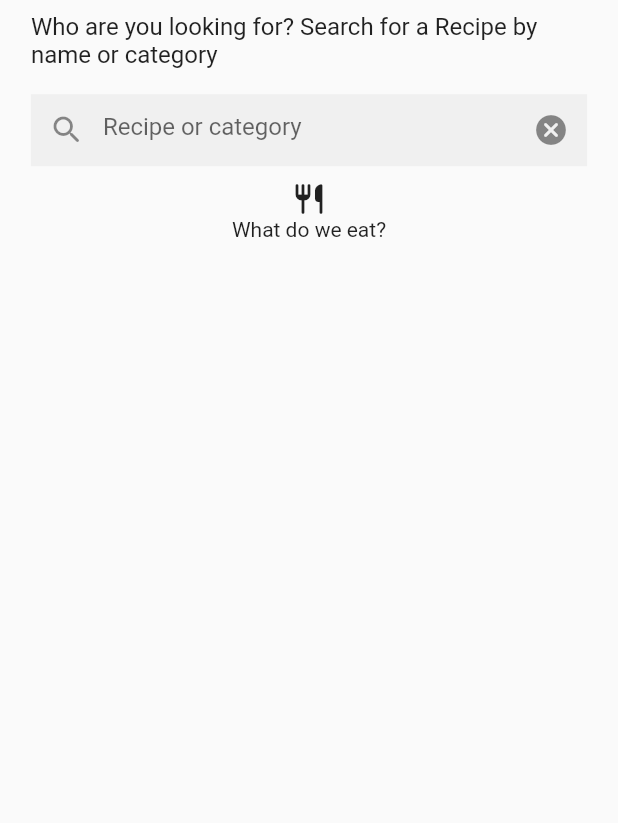
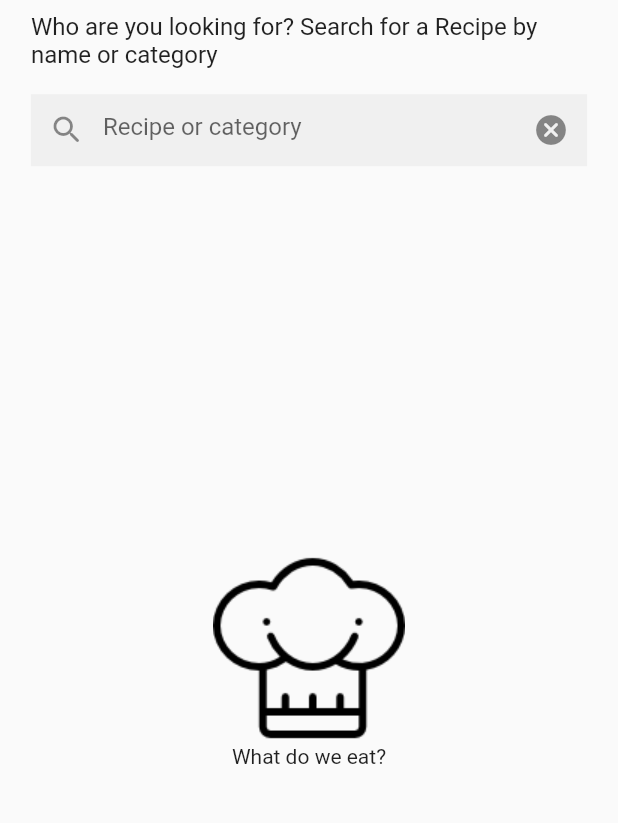
Before and after one commit to LUSEDOU/my_recipe, a Flutter app: the screen it shows after launch, on a phone screen of 412 x 824 dp, the part 97-920 px from its top. Run offline on Flutter 3.47's test engine with Material 2 defaults, Android fonts, the phone set to English and light mode, and no system bars; our stand-ins replace bloc, dio, equatable, flutter_bloc, hive_flutter, stream_transform; accounts and stored records are empty; generated files the repository leaves out were written again.

Commit message:
feat(my_recipes): create theme

```diff
--- a/lib/app/view/app.dart
+++ b/lib/app/view/app.dart
@@ -10,6 +10,7 @@ import 'package:flutter_bloc/flutter_bloc.dart';
 import 'package:my_recipes/l10n/l10n.dart';
 import 'package:my_recipes/recipe_overview/recipe_overview.dart';
 import 'package:my_recipes/search/search.dart';
+import 'package:my_recipes/utils/theme.dart';
 import 'package:recipe_repository/recipe_repository.dart';
 
 class App extends StatelessWidget {
@@ -23,12 +24,7 @@ class App extends StatelessWidget {
       value: recipeRepository,
       child: MaterialApp(
         debugShowCheckedModeBanner: false,
-        theme: ThemeData(
-          appBarTheme: const AppBarTheme(color: Color(0xFF13B9FF)),
-          colorScheme: ColorScheme.fromSwatch(
-            accentColor: const Color(0xFF13B9FF),
-          ),
-        ),
+        theme: theme,
         localizationsDelegates: AppLocalizations.localizationsDelegates,
         supportedLocales: AppLocalizations.supportedLocales,
         home: const SearchPage(),
--- a/lib/search/view/search_page.dart
+++ b/lib/search/view/search_page.dart
@@ -3,6 +3,7 @@ import 'package:flutter/material.dart';
 import 'package:flutter_bloc/flutter_bloc.dart';
 import 'package:my_recipes/l10n/l10n.dart';
 import 'package:my_recipes/search/search.dart';
+import 'package:my_recipes/utils/utils.dart';
 import 'package:recipe_repository/recipe_repository.dart';
 
 class SearchPage extends StatelessWidget {
@@ -106,19 +107,17 @@ class _SearchBody extends StatelessWidget {
           return const Center(child: CircularProgressIndicator());
         }
 
-        return Center(
-          child: Expanded(
+        return Expanded(
           child: Column(
             mainAxisAlignment: MainAxisAlignment.center,
             children: <Widget>[
-                const Icon(Icons.restaurant_rounded),
+              Image.asset(Assets.logo),
               Text(
                 status == SearchStatus.empty
                     ? l10n.recipeListInitial
                     : l10n.recipeListNotFoundQuery(state.query),
               )
             ],
-            ),
           ),
         );
       },
--- /dev/null
+++ b/lib/utils/assets.dart
@@ -0,0 +1,5 @@
+class Assets {
+  static const _path = 'assets/';
+
+  static const logo = '${_path}hat_chef.png';
+}
--- /dev/null
+++ b/lib/utils/theme.dart
@@ -0,0 +1,32 @@
+import 'package:flutter/material.dart';
+import 'package:my_recipes/utils/utils.dart';
+
+final theme = ThemeData(
+  primaryColor: color.primary.tone2,
+  backgroundColor: color.primary.tone1,
+  appBarTheme: AppBarTheme(
+    color: color.primary.tone1,
+  ),
+  iconTheme: IconThemeData(
+    color: color.secondary.tone4,
+  ),
+);
+
+const color = Scheme(
+  primary: SchemeColor(
+    tone1: Color(0xFFFFFFFF),
+    tone2: Color(0xE5FAFAFA),
+    tone3: Color(0xC8E7E8E9),
+    tone4: Color(0xFF6F757E),
+  ),
+  secondary: SchemeColor(
+    tone1: Color(0xFF0D0D0D),
+    tone2: Color(0xFF27303E),
+    tone3: Color(0xFF3E3E3E),
+    tone4: Color(0xFF3F4753),
+  ),
+  thirty: SchemeColor(
+    tone1: Color(0xFFEA9204),
+    tone2: Color(0xFFFFF3CF),
+  ),
+);
--- /dev/null
+++ b/lib/utils/utils.dart
@@ -0,0 +1,4 @@
+export 'assets.dart';
+export 'scheme.dart';
+export 'size.dart';
+export 'theme.dart';
--- a/pubspec.yaml
+++ b/pubspec.yaml
@@ -35,3 +35,5 @@ dev_dependencies:
 flutter:
   uses-material-design: true
   generate: true
+  assets:
+    - assets/
```
Also changed, not shown: lib/utils/scheme.dart (added, +31 -0 lines), lib/utils/size.dart (added, +45 -0 lines), assets/hat_chef.png (added). Lines whose indentation alone changed are shown as unchanged.
